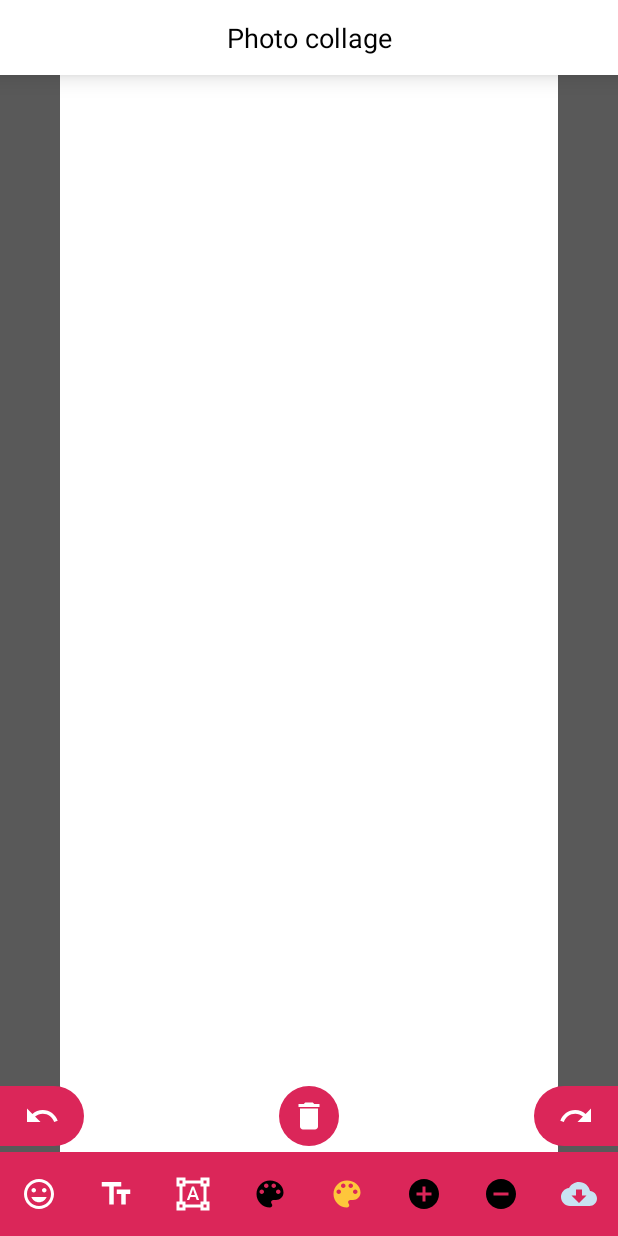
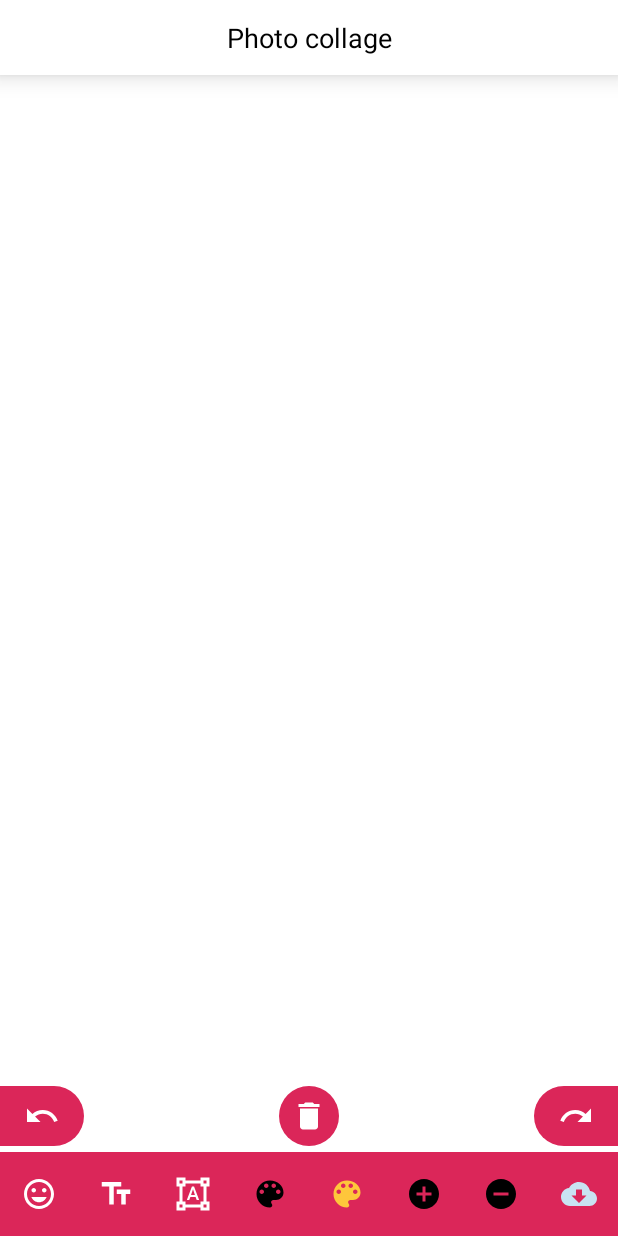
Before and after one commit to lionelvanthe/photo-collage, an Android app: the layout activity_main.xml on its own in the app's theme, with its tools: preview values and no code run, on a phone screen of 412 x 824 dp. Run offline under Robolectric (Android 15) with nearby library versions, the phone set to English and light mode, and no system bars.

Commit message:
update logic calculator ratio template

```diff
--- a/app/src/main/res/layout/activity_main.xml
+++ b/app/src/main/res/layout/activity_main.xml
@@ -32,7 +32,6 @@
         android:id="@+id/canvasEditor"
         android:layout_width="0dp"
         android:layout_height="0dp"
-        app:layout_constraintDimensionRatio="1080:2340"
         app:layout_constraintTop_toBottomOf="@id/viewTop"
         app:layout_constraintStart_toStartOf="parent"
         app:layout_constraintEnd_toEndOf="parent"
```
Also changed, not shown: app/src/main/java/app/aicalories/foodscan/photocollage/MainActivity.kt (+10 -1 lines).
